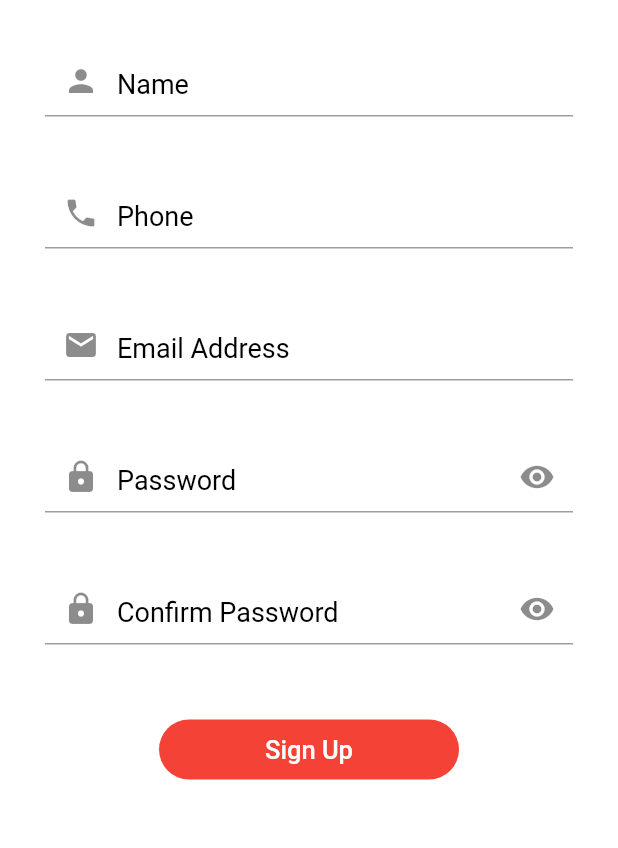
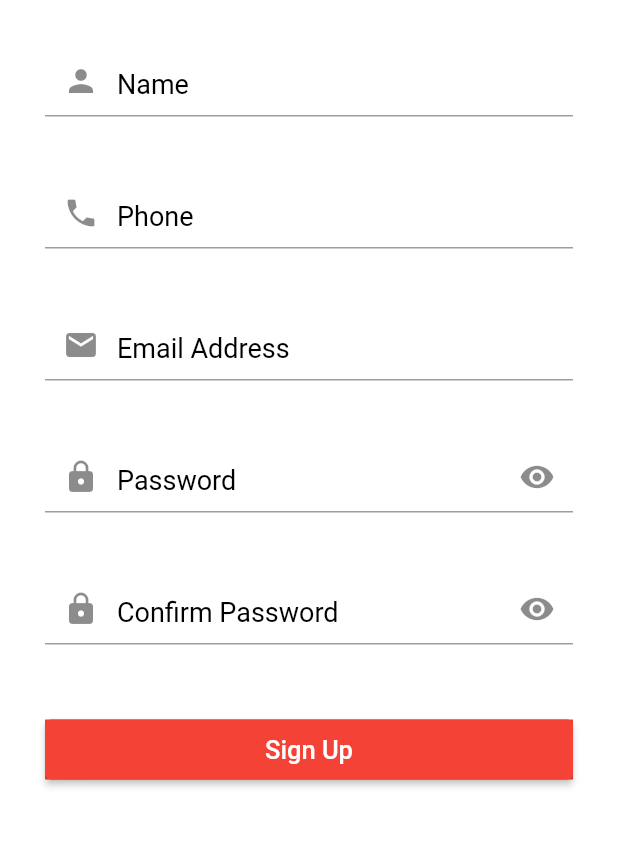
Before and after one commit to omarsherif15/ShopMart, a Flutter app: the screen it shows after launch, after a tap on the "arrow forward ios" icon, after a tap on "Skip", after a tap on "Register Now", on a phone screen of 412 x 824 dp, the part 275-1123 px from its top. Run offline on Flutter 3.47's test engine with Material 2 defaults, Android fonts, the light colour scheme and no system bars; our stand-ins replace bloc, carousel_slider, dio, flutter_bloc, flutter_conditional_rendering, fluttertoast and 3 more; accounts and stored records are empty; network calls fail.

Commit message:
second commit

```diff
--- a/lib/Layouts/shopLayout.dart
+++ b/lib/Layouts/shopLayout.dart
@@ -35,8 +35,6 @@ class ShopLayout extends StatelessWidget {
                     navigateTo(context, SearchScreen(ShopCubit.get(context)));
                   },
                   icon: Icon(Icons.search)),
-
-
             ],
           ),
           body: cubit.screens[cubit.currentIndex],
--- a/lib/cubit/appCubit.dart
+++ b/lib/cubit/appCubit.dart
@@ -10,7 +10,6 @@ class AppCubit extends Cubit<ShopStates>{
   static AppCubit get(context) => BlocProvider.of(context);
 
   bool isDark = false;
-  IconData? icon = Icons.brightness_4_outlined;
   ThemeMode appMode = ThemeMode.light;
 
   void changeMode({fromCache}) {
@@ -18,18 +17,12 @@ class AppCubit extends Cubit<ShopStates>{
       isDark =!isDark;
     else
       isDark = fromCache;
+    emit(ChangeModeState());
     CacheHelper.saveData(key: 'isDark', value: isDark).then((value) {
       if(isDark)
-      {
-        icon = Icons.brightness_7;
         appMode = ThemeMode.dark;
-      }
       else
-      {
-        icon = Icons.brightness_4_outlined;
         appMode = ThemeMode.light;
-      }
-
       emit(ChangeModeState());
     });
 
--- a/lib/cubit/states.dart
+++ b/lib/cubit/states.dart
@@ -1,6 +1,7 @@
 import 'package:shopmart/models/addressModels/addAddressModel.dart';
 import 'package:shopmart/models/cartModels/addCartModel.dart';
 import 'package:shopmart/models/favoritesModels/changeFavoritesModel.dart';
+import 'package:shopmart/models/profileModels/logOutModel.dart';
 import 'package:shopmart/models/profileModels/userModel.dart';
 
 abstract class ShopStates {}
@@ -24,6 +25,24 @@ class LoginSuccessState extends ShopStates{
 }
 class LoginErrorState extends ShopStates{}
 ///End of Login State
+
+//FCM State
+class FCMLoadingState extends ShopStates{}
+class FCMSuccessState extends ShopStates{
+  final LogOutModel loginUserModel;
+  FCMSuccessState(this.loginUserModel);
+}
+class FCMErrorState extends ShopStates{}
+///End of FCM State
+
+///LogOut State
+class LogOutLoadingState extends ShopStates{}
+class LogOutSuccessState extends ShopStates{
+  final LogOutModel logOutUserModel;
+  LogOutSuccessState(this.logOutUserModel);
+}
+class LogOutErrorState extends ShopStates{}
+///End of LogOut State
 
 ///SignUp State
 class SignUpLoadingState extends ShopStates{}
@@ -159,3 +178,12 @@ class UpdateProfileSuccessState extends ShopStates {
 }
 class UpdateProfileErrorState extends ShopStates{}
 ///End of Update Profile State
+
+///ChangePassword State
+class ChangePassLoadingState extends ShopStates{}
+class ChangePassSuccessState extends ShopStates {
+  final UserModel passUserModel;
+  ChangePassSuccessState(this.passUserModel);
+}
+class ChangePassErrorState extends ShopStates{}
+///End of ChangePassword State
--- a/lib/main.dart
+++ b/lib/main.dart
@@ -20,6 +20,7 @@ Future<void> main() async {
   Bloc.observer = MyBlocObserver();
   DioHelper.init();
   await CacheHelper.init();
+
 
   Widget widget;
 
--- a/lib/modules/LoginScreen.dart
+++ b/lib/modules/LoginScreen.dart
@@ -33,6 +33,8 @@ class LoginScreen extends StatelessWidget {
               ).then((value) {
                 token = state.loginUserModel.data?.token;
                 navigateAndKill(context, ShopLayout());
+                emailController.clear();
+                passwordController.clear();
                 ShopCubit.get(context).currentIndex = 0;
                 ShopCubit.get(context).getHomeData();
                 ShopCubit.get(context).getProfileData();
@@ -46,8 +48,6 @@ class LoginScreen extends StatelessWidget {
         },
         builder: (context,state)
         {
-
-
           LoginCubit cubit = LoginCubit.get(context);
           return Scaffold(
             body: Center(
@@ -62,15 +62,15 @@ class LoginScreen extends StatelessWidget {
                         mainAxisAlignment: MainAxisAlignment.end,
                         children:
                         [
-                          Image(
-                            image: AssetImage('assets/images/ShopLogo.png',),
-                            width: 200,
-                            height: 200,
-                            fit: BoxFit.cover,
+                          Row(
+                            children: [
+                              Image(image: AssetImage('assets/images/ShopLogo.png'),width: 40, height: 40,),
+                              Text('ShopMart',style: TextStyle(fontSize: 25),),
+                            ]
                           ),
-                          SizedBox(
-                            height: 30,
-                          ),
+                          SizedBox(height: 30,),
+                          Text('Ahlan! Welcome back!',style: TextStyle(fontSize: 30,fontWeight: FontWeight.bold),),
+                          SizedBox(height: 30,),
                           defaultFormField(
                               context: context,
                               controller: emailController,
@@ -111,23 +111,18 @@ class LoginScreen extends StatelessWidget {
                                 LoginCubit.get(context).changeSuffixIcon(context);
                               }
                           ),
-                          Row(
-                            mainAxisAlignment: MainAxisAlignment.center,
-                            children: [
-                              Text(
-                                  'Don\'t have an account?'
-                              ),
-                              TextButton(
-                                  onPressed: () {
-                                    navigateTo(context, RegisterScreen());
-                                  },
-                                  child: Text('Register Now')
-                              ),
-                            ],
+                          Container(
+                            width: double.infinity,
+                            alignment: AlignmentDirectional.centerStart,
+                            child: TextButton(
+                                onPressed: (){},
+                                child: Text('Forget Your Password ?',
+                                  style: TextStyle(
+                                      color: Colors.black.withOpacity(0.5)),
+                                )
+                            ),
                           ),
-                          SizedBox(
-                            height: 25,
-                          ),
+                          SizedBox(height: 25,),
                           state is LoginLoadingState ?
                           Center(child: CircularProgressIndicator())
                               :defaultButton(
@@ -141,7 +136,21 @@ class LoginScreen extends StatelessWidget {
                                 token = CacheHelper.getData('token');
                               }
                             },
-                          )
+                          ),
+                          Row(
+                            mainAxisAlignment: MainAxisAlignment.start,
+                            children: [
+                              Text(
+                                  'Don\'t have an account?'
+                              ),
+                              TextButton(
+                                  onPressed: () {
+                                    navigateTo(context, RegisterScreen());
+                                  },
+                                  child: Text('Register Now')
+                              ),
+                            ],
+                          ),
                         ],
                       ),
                     ),
--- a/lib/modules/SearchScreen.dart
+++ b/lib/modules/SearchScreen.dart
@@ -37,6 +37,7 @@ class SearchScreen extends StatelessWidget {
                       child: TextFormField(
                         style: Theme.of(context).textTheme.bodyText1,
                         controller: searchController,
+                        textCapitalization: TextCapitalization.words,
                         keyboardType: TextInputType.text,
                         autofocus: true,
                         decoration: InputDecoration(
--- a/lib/modules/add&UpdateAddress.dart
+++ b/lib/modules/add&UpdateAddress.dart
@@ -89,6 +89,7 @@ class UpdateAddressScreen extends StatelessWidget {
                         Text('Name',style: TextStyle(fontSize: 15),),
                         TextFormField(
                             controller: nameControl,
+                            textCapitalization: TextCapitalization.words,
                             decoration: InputDecoration(
                               hintText : 'Please enter your Location name',
                               hintStyle: TextStyle(color: Colors.grey,fontSize: 15),
@@ -103,6 +104,7 @@ class UpdateAddressScreen extends StatelessWidget {
                         Text('City',style: TextStyle(fontSize: 15),),
                         TextFormField(
                             controller: cityControl,
+                            textCapitalization: TextCapitalization.words,
                             decoration: InputDecoration(
                               hintText : 'Please enter your City name',
                               hintStyle: TextStyle(color: Colors.grey,fontSize: 15),
@@ -117,6 +119,7 @@ class UpdateAddressScreen extends StatelessWidget {
                         Text('Region',style: TextStyle(fontSize: 15),),
                         TextFormField(
                             controller: regionControl,
+                            textCapitalization: TextCapitalization.words,
                             decoration: InputDecoration(
                               hintText : 'Please enter your region',
                               hintStyle: TextStyle(color: Colors.grey,fontSize: 15),
@@ -131,6 +134,7 @@ class UpdateAddressScreen extends StatelessWidget {
                         Text('Details',style: TextStyle(fontSize: 15),),
                         TextFormField(
                             controller: detailsControl,
+                            textCapitalization: TextCapitalization.words,
                             decoration: InputDecoration(
                               hintText : 'Please enter some details',
                               hintStyle: TextStyle(color: Colors.grey,fontSize: 15),
@@ -145,6 +149,7 @@ class UpdateAddressScreen extends StatelessWidget {
                         Text('Notes',style: TextStyle(fontSize: 15),),
                         TextFormField(
                              controller: notesControl,
+                             textCapitalization: TextCapitalization.words,
                              decoration: InputDecoration(
                               hintText : 'Please add some notes to help find you',
                                hintStyle: TextStyle(color: Colors.grey,fontSize: 15),
--- a/lib/modules/cartScreen.dart
+++ b/lib/modules/cartScreen.dart
@@ -107,7 +107,7 @@ class CartScreen extends StatelessWidget {
     counterController.text = '${model!.quantity}';
     return InkWell(
       onTap: (){
-        ShopCubit.get(context).getProductData(model.id);
+        ShopCubit.get(context).getProductData(model.product!.id);
         navigateTo(context, ProductScreen());
       },
       child: Container(
--- a/lib/modules/registerScreen.dart
+++ b/lib/modules/registerScreen.dart
@@ -32,12 +32,18 @@ var signUpFormKey = GlobalKey<FormState>();
                       value: state.signUpUserModel.data?.token,
                   ).then((value) {
                     token = state.signUpUserModel.data?.token;
+                    name.clear();
+                    phone.clear();
+                    email.clear();
+                    password.clear();
+                    confirmPassword.clear();
                     navigateAndKill(context, ShopLayout());
                     ShopCubit.get(context).currentIndex = 0;
                     ShopCubit.get(context).getHomeData();
                     ShopCubit.get(context).getProfileData();
                     ShopCubit.get(context).getFavoriteData();
                     ShopCubit.get(context).getCartData();
+                    ShopCubit.get(context).getAddresses();
 
                   });
                 } else
@@ -153,7 +159,9 @@ var signUpFormKey = GlobalKey<FormState>();
                             }
                         ),
                         SizedBox(height: 50,),
-                        defaultButton(
+                        state is SignUpLoadingState ?
+                        Center(child: CircularProgressIndicator())
+                            :defaultButton(
                             onTap: ()
                             {
                               if(signUpFormKey.currentState!.validate())
--- a/lib/shared/component.dart
+++ b/lib/shared/component.dart
@@ -45,16 +45,15 @@ Widget defaultFormField({
 Widget defaultButton({
   required VoidCallback onTap,
   required String text,
-  double? width = 200,
+  double? width = double.infinity,
 
 }) => Container(
   height: 40,
   width: width,
   decoration: BoxDecoration(
     color: Colors.red,
-    borderRadius: BorderRadius.circular(30)
   ),
-  child: MaterialButton(
+  child: ElevatedButton(
     onPressed: onTap,
     child: Text(
       '$text',
--- a/lib/shared/themes.dart
+++ b/lib/shared/themes.dart
@@ -1,5 +1,6 @@
 import 'package:flutter/material.dart';
 import 'package:flutter/services.dart';
+import 'package:hexcolor/hexcolor.dart';
 
 import 'constants.dart';
 
@@ -42,7 +43,7 @@ ThemeData lightMode () => ThemeData(
   ));
 ThemeData darkMode () =>   ThemeData(
   appBarTheme: AppBarTheme(
-    backgroundColor: Colors.black54,
+    backgroundColor: HexColor('#202A44'),
     elevation: 0,
     actionsIconTheme: IconThemeData(
         color: Colors.white
@@ -55,11 +56,11 @@ ThemeData darkMode () =>   ThemeData(
     backwardsCompatibility: false,
     systemOverlayStyle: SystemUiOverlayStyle(
       statusBarBrightness: Brightness.light,
-      statusBarColor: Colors.black54,
+      statusBarColor: HexColor('#202A44'),
       statusBarIconBrightness: Brightness.light,
     ),),
   primarySwatch: Colors.red,
-  scaffoldBackgroundColor:Colors.black54,
+  scaffoldBackgroundColor:HexColor('#202A44'),
   inputDecorationTheme: InputDecorationTheme(
     border: OutlineInputBorder(borderRadius: BorderRadius.circular(15)),
     contentPadding: EdgeInsetsDirectional.only(top: 5,start: 30),
@@ -70,10 +71,12 @@ ThemeData darkMode () =>   ThemeData(
           fontWeight: FontWeight.w400,
           fontSize: 15)),
   bottomNavigationBarTheme: BottomNavigationBarThemeData(
-    backgroundColor: Colors.black54,
+    backgroundColor: HexColor('#202A44'),
     selectedItemColor: defaultColor,
-    unselectedItemColor: Colors.grey,
+    unselectedItemColor: Colors.white,
+    type: BottomNavigationBarType.fixed
   ),
   iconTheme: IconThemeData(color: Colors.white),
   primaryIconTheme: IconThemeData(color: Colors.white),
+
 );
```
Also changed, not shown: lib/cubit/LoginCubit.dart (+19 -0 lines), lib/cubit/shopCubit.dart (+76 -2 lines), lib/modules/helpScreen.dart (+0 -9 lines), lib/modules/myAccountScreen.dart (+41 -11 lines), lib/modules/productScreen.dart (+60 -51 lines), lib/modules/profileScreen.dart (+21 -33 lines).
